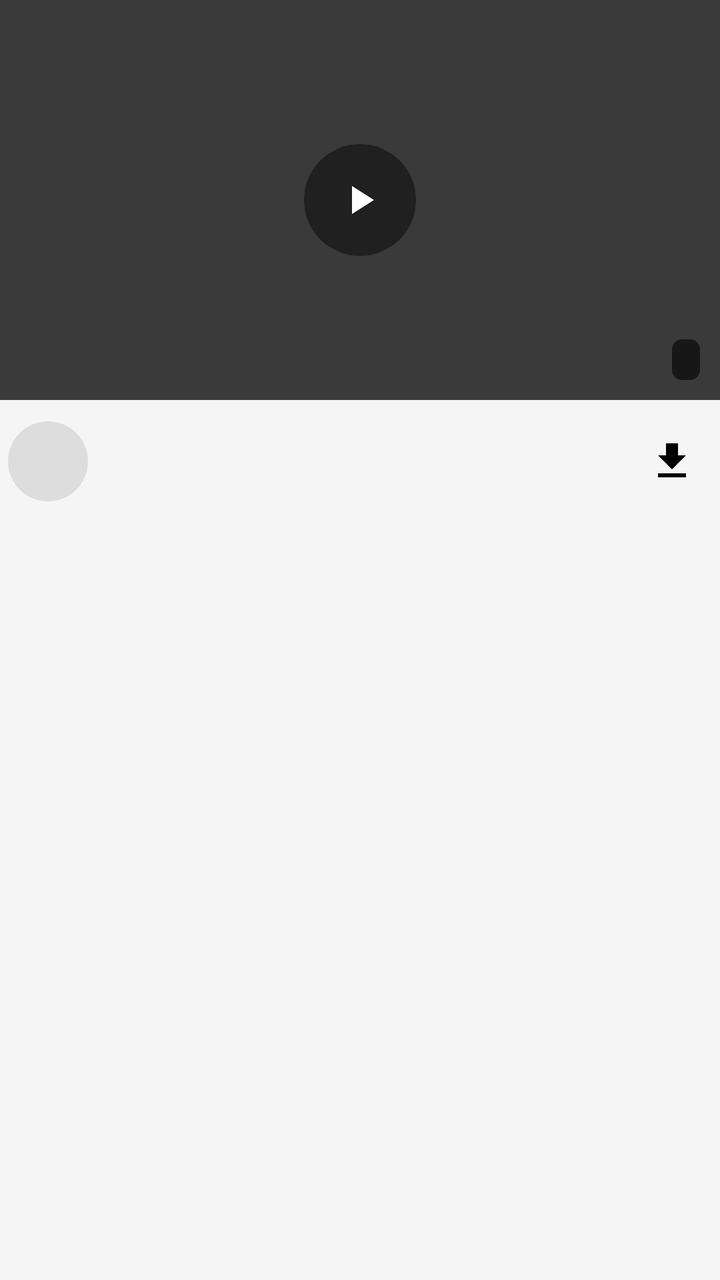
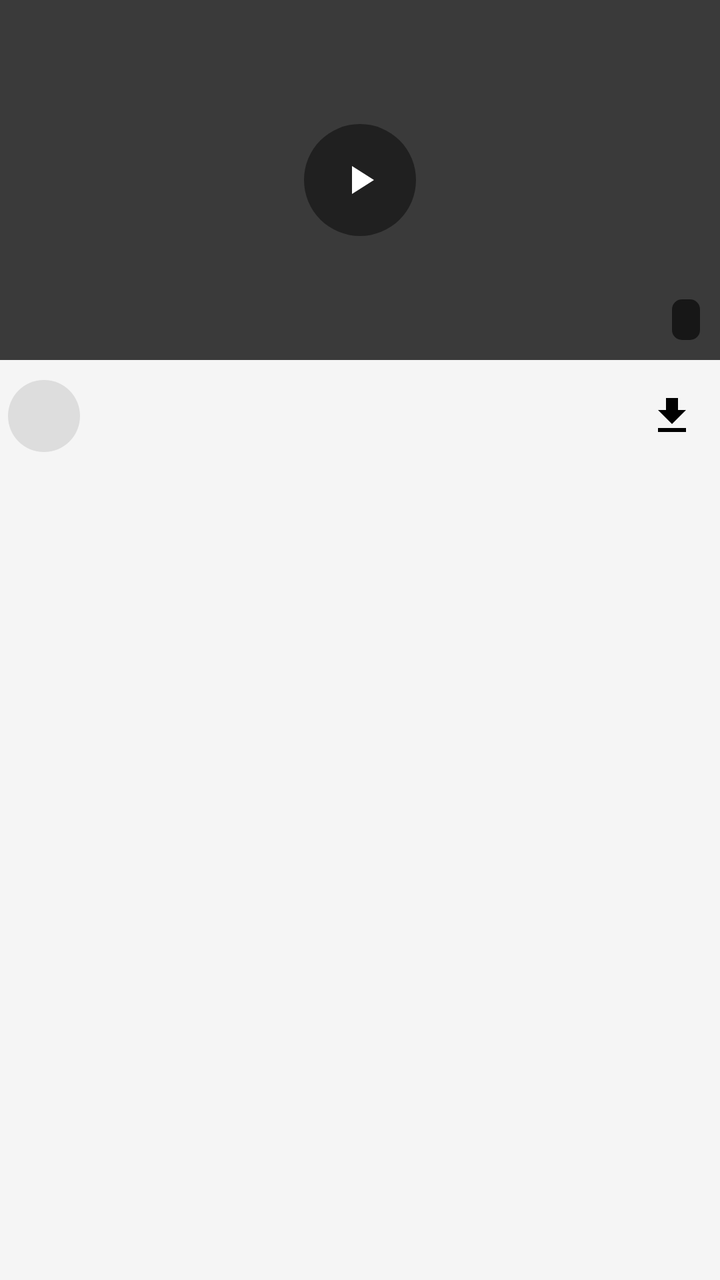

An Android layout rendered at two revisions. The XML below is the earlier revision; the diff shows what the commit changed to produce the second picture.
<!-- AndroidManifest.xml: application theme Theme.PhoenixDownloader -->
<!-- res/layout/item_video.xml -->
<?xml version="1.0" encoding="utf-8"?>
<LinearLayout xmlns:android="http://schemas.android.com/apk/res/android"
    android:layout_width="match_parent"
    android:layout_height="wrap_content"
    android:orientation="vertical"
    android:paddingBottom="10dp">

    <FrameLayout
        android:layout_width="match_parent"
        android:layout_height="200dp"
        android:background="@drawable/bg_thumb">

        
        <ImageView
            android:id="@+id/iv_thumb"
            android:layout_width="match_parent"
            android:layout_height="match_parent"
            android:scaleType="centerCrop"
            android:background="#3A3A3A" />

        <FrameLayout
            android:layout_width="56dp"
            android:layout_height="56dp"
            android:layout_gravity="center"
            android:background="@drawable/bg_play_circle">
            <ImageView
                android:layout_width="24dp"
                android:layout_height="24dp"
                android:layout_gravity="center"
                android:src="@drawable/ic_play"
                app:tint="@color/white"
                xmlns:app="http://schemas.android.com/apk/res-auto" />
        </FrameLayout>

        <TextView
            android:id="@+id/tv_views"
            android:layout_width="wrap_content"
            android:layout_height="wrap_content"
            android:layout_gravity="bottom|start"
            android:layout_margin="10dp"
            android:textColor="@color/white"
            android:textSize="13sp"
            android:textStyle="bold"
            android:shadowColor="#99000000"
            android:shadowRadius="4" />

        <TextView
            android:id="@+id/tv_duration"
            android:layout_width="wrap_content"
            android:layout_height="wrap_content"
            android:layout_gravity="bottom|end"
            android:layout_margin="10dp"
            android:background="@drawable/bg_duration"
            android:paddingStart="7dp"
            android:paddingEnd="7dp"
            android:paddingTop="2dp"
            android:paddingBottom="2dp"
            android:textColor="@color/white"
            android:textSize="12sp"
            android:textStyle="bold" />
    </FrameLayout>

    <LinearLayout
        android:layout_width="match_parent"
        android:layout_height="wrap_content"
        android:orientation="horizontal"
        android:gravity="center_vertical"
        android:paddingStart="4dp"
        android:paddingEnd="4dp"
        android:paddingTop="10dp">

        <FrameLayout
            android:layout_width="40dp"
            android:layout_height="40dp"
            android:background="@drawable/bg_avatar">
            <TextView
                android:id="@+id/tv_avatar"
                android:layout_width="wrap_content"
                android:layout_height="wrap_content"
                android:layout_gravity="center"
                android:textSize="18sp" />
        </FrameLayout>

        <LinearLayout
            android:layout_width="0dp"
            android:layout_height="wrap_content"
            android:layout_weight="1"
            android:layout_marginStart="12dp"
            android:orientation="vertical">

            <TextView
                android:id="@+id/tv_title"
                android:layout_width="match_parent"
                android:layout_height="wrap_content"
                android:textColor="@color/text_primary"
                android:textSize="14sp"
                android:textStyle="bold"
                android:maxLines="2"
                android:ellipsize="end"
                android:lineSpacingExtra="2dp" />

            <TextView
                android:id="@+id/tv_subtitle"
                android:layout_width="match_parent"
                android:layout_height="wrap_content"
                android:layout_marginTop="5dp"
                android:textColor="@color/text_secondary"
                android:textSize="13sp"
                android:maxLines="1"
                android:ellipsize="end" />
        </LinearLayout>

        <ImageView
            android:id="@+id/btn_item_download"
            android:layout_width="40dp"
            android:layout_height="40dp"
            android:layout_marginStart="8dp"
            android:padding="8dp"
            android:src="@drawable/ic_download"
            android:contentDescription="@string/download" />
    </LinearLayout>
</LinearLayout>
<!-- resources referenced by this layout -->
<resources>
  <color name="text_primary">#1A1A1A</color>
  <color name="text_secondary">#777777</color>
  <color name="white">#FFFFFF</color>
  <!-- drawable bg_avatar (drawable) -->
  <?xml version="1.0" encoding="utf-8"?>
  <shape xmlns:android="http://schemas.android.com/apk/res/android"
      android:shape="oval">
      <solid android:color="#DDDDDD" />
  </shape>
  <!-- drawable bg_duration (drawable) -->
  <?xml version="1.0" encoding="utf-8"?>
  <shape xmlns:android="http://schemas.android.com/apk/res/android"
      android:shape="rectangle">
      <corners android:radius="5dp" />
      <solid android:color="#99000000" />
  </shape>
  <!-- drawable bg_play_circle (drawable) -->
  <?xml version="1.0" encoding="utf-8"?>
  <shape xmlns:android="http://schemas.android.com/apk/res/android"
      android:shape="oval">
      <solid android:color="#73000000" />
  </shape>
  <!-- drawable bg_thumb (drawable) -->
  <?xml version="1.0" encoding="utf-8"?>
  <shape xmlns:android="http://schemas.android.com/apk/res/android"
      android:shape="rectangle">
      <corners android:radius="18dp" />
      <solid android:color="@color/card" />
  </shape>
  <!-- drawable ic_download (drawable) -->
  <vector xmlns:android="http://schemas.android.com/apk/res/android"
      android:width="24dp" android:height="24dp"
      android:viewportWidth="24" android:viewportHeight="24">
      <path android:fillColor="#000000"
          android:pathData="M19,9h-4V3H9v6H5l7,7 7,-7zM5,18v2h14v-2H5z" />
  </vector>
  <!-- drawable ic_play (drawable) -->
  <vector xmlns:android="http://schemas.android.com/apk/res/android"
      android:width="24dp" android:height="24dp"
      android:viewportWidth="24" android:viewportHeight="24">
      <path android:fillColor="#000000"
          android:pathData="M8,5v14l11,-7z" />
  </vector>
  <string name="download">DOWNLOAD</string>
  <style name="Theme.PhoenixDownloader" parent="Theme.Material3.Light.NoActionBar">
          <item name="colorPrimary">@color/red_accent</item>
          <item name="colorPrimaryDark">@color/red_dark</item>
          <item name="colorAccent">@color/red_accent</item>
          <item name="android:windowBackground">@color/bg</item>
          <item name="android:statusBarColor">@color/bg</item>
          <item name="android:windowLightStatusBar">true</item>
      </style>
  <color name="card">#FFFFFF</color>
  <color name="red_accent">#E53935</color>
  <color name="red_dark">#C62828</color>
  <color name="bg">#F5F5F5</color>
</resources>

<!-- the commit's change to res/layout/item_video.xml (unified diff, before → after) -->
@@ -3,11 +3,11 @@
     android:layout_width="match_parent"
     android:layout_height="wrap_content"
     android:orientation="vertical"
-    android:paddingBottom="10dp">
+    android:paddingBottom="8dp">
 
     <FrameLayout
         android:layout_width="match_parent"
-        android:layout_height="200dp"
+        android:layout_height="180dp"
         android:background="@drawable/bg_thumb">
 
         
@@ -67,25 +67,25 @@
         android:gravity="center_vertical"
         android:paddingStart="4dp"
         android:paddingEnd="4dp"
-        android:paddingTop="10dp">
+        android:paddingTop="8dp">
 
         <FrameLayout
-            android:layout_width="40dp"
-            android:layout_height="40dp"
+            android:layout_width="36dp"
+            android:layout_height="36dp"
             android:background="@drawable/bg_avatar">
             <TextView
                 android:id="@+id/tv_avatar"
                 android:layout_width="wrap_content"
                 android:layout_height="wrap_content"
                 android:layout_gravity="center"
-                android:textSize="18sp" />
+                android:textSize="16sp" />
         </FrameLayout>
 
         <LinearLayout
             android:layout_width="0dp"
             android:layout_height="wrap_content"
             android:layout_weight="1"
-            android:layout_marginStart="12dp"
+            android:layout_marginStart="10dp"
             android:orientation="vertical">
 
             <TextView
@@ -93,19 +93,19 @@
                 android:layout_width="match_parent"
                 android:layout_height="wrap_content"
                 android:textColor="@color/text_primary"
-                android:textSize="14sp"
+                android:textSize="13sp"
                 android:textStyle="bold"
                 android:maxLines="2"
                 android:ellipsize="end"
-                android:lineSpacingExtra="2dp" />
+                android:lineSpacingExtra="1dp" />
 
             <TextView
                 android:id="@+id/tv_subtitle"
                 android:layout_width="match_parent"
                 android:layout_height="wrap_content"
-                android:layout_marginTop="5dp"
+                android:layout_marginTop="3dp"
                 android:textColor="@color/text_secondary"
-                android:textSize="13sp"
+                android:textSize="12sp"
                 android:maxLines="1"
                 android:ellipsize="end" />
         </LinearLayout>
